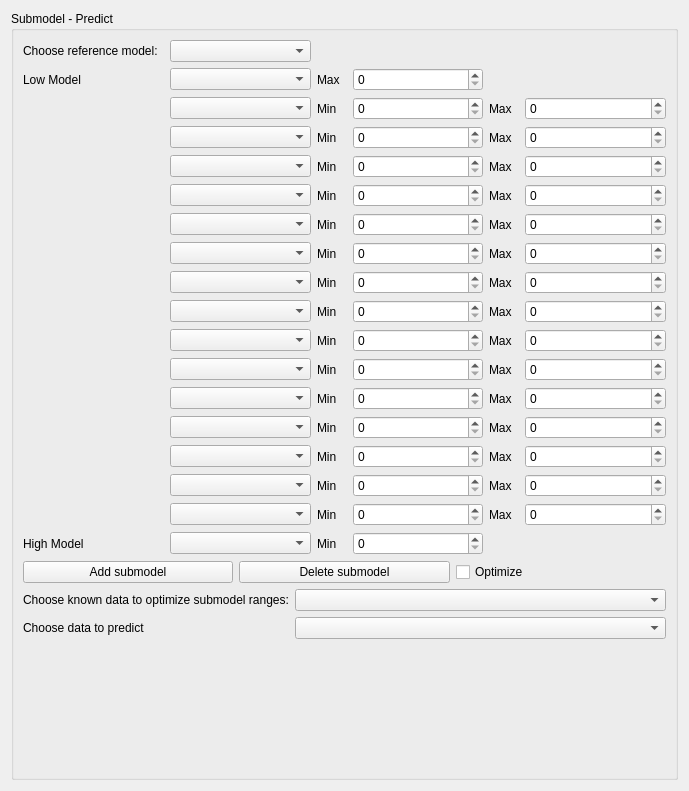
First picture: the form in ui/SubmodelPredict.ui, repository tisaconundrum2/PySAT-GUI, before the edit.
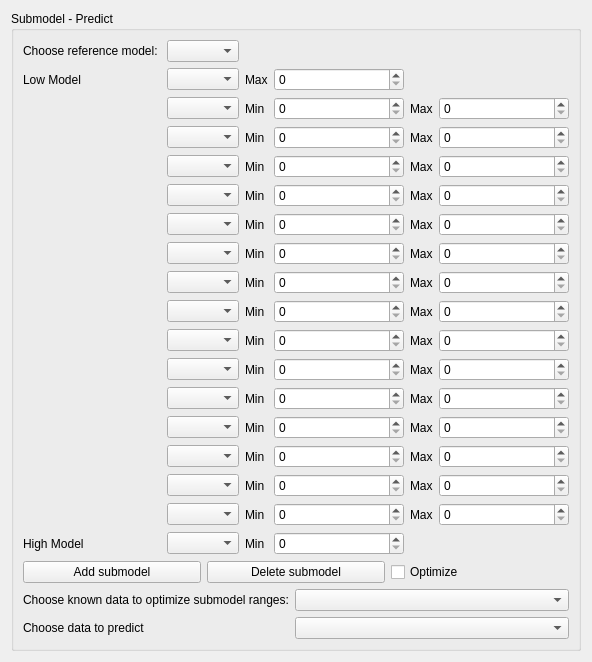
Second picture: the form after the edit.

Commit message: Renaming variables

Patch:
```diff
--- a/ui/SubmodelPredict.ui
+++ b/ui/SubmodelPredict.ui
@@ -2,14 +2,6 @@
 <ui version="4.0">
  <class>Form</class>
  <widget class="QWidget" name="Form">
-  <property name="geometry">
-   <rect>
-    <x>0</x>
-    <y>0</y>
-    <width>689</width>
-    <height>791</height>
-   </rect>
-  </property>
   <property name="sizePolicy">
    <sizepolicy hsizetype="Ignored" vsizetype="Ignored">
     <horstretch>0</horstretch>
```
Left out of the diff: 18 changed lines with no effect on the pictures. The commit also changes 1 other file.
